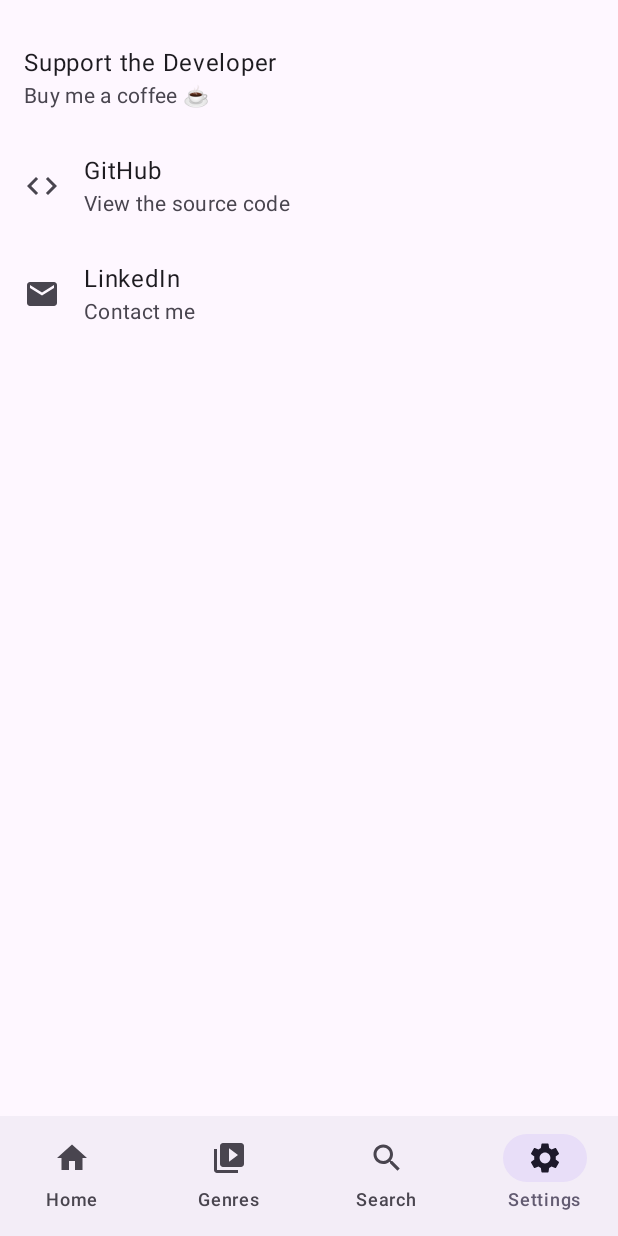
After one commit to shadowxdgamer/CimaMovieApp, an Android app built with Jetpack Compose: the SettingsScreen screen opened through its navigation route, on a phone screen of 412 x 824 dp. The commit adds this screen. Run offline under Robolectric (Android 15) with nearby library versions, the phone set to English and light mode, and no system bars; our stand-ins replace paging.

Commit message:
feat: Implement Bottom Navigation, Search, and Genres
This commit introduces a bottom navigation bar and new screens for searching and browsing movies by genre.

- **MainScreenView (formerly AppNavHost):**
    - Integrated a `Scaffold` with a `NavigationBar` for bottom navigation.
    - Navigation items include Home, Genres, Search, and Settings.
    - `NavHost` now manages navigation between these screens and existing movie detail/category views.
- **MovieViewModel:**
    - Added functionality to fetch movies by genre using `getMoviesByGenre`.
    - Implemented movie search:
        - `searchQuery` StateFlow to hold the current search term.
        - `searchResults` Flow to emit paged search results, debounced by 500ms.
        - `onSearchQueryChange` function to update the search query.
    - Added `genres` StateFlow, initialized from `GenreRepository`.
- **SearchScreen:**
    - New screen allowing users to search for movies.
    - Displays an `OutlinedTextField` for search input.
    - Shows search results in a `LazyVerticalGrid` using `MoviePosterCard`.
- **GenresScreen:**
    - New screen displaying a list of movie genres.
    - Genres are shown as `ElevatedSuggestionChip` items in a `LazyVerticalGrid`.
    - Clicking a genre navigates to `GenreResultScreen`.
- **GenreResultScreen:**
    - New screen to display movies belonging to a selected genre.
    - Fetches and displays movies using `viewModel.getMoviesByGenre`.
    - Uses a `TopAppBar` with the genre name and a back button.
- **SettingsScreen:**
    - New basic settings screen with clickable links for:
        - "Buy me a coffee"
        - GitHub profile
        - LinkedIn profile
- **Screen Sealed Class:**
    - Created `Screen.kt` to define navigation routes, labels, and icons for the bottom navigation items.
- **TMDBApi:**
    - Added `searchMovies` suspend function to fetch movies based on a query.
- **GenreRepository:**
    - Created a new object `GenreRepository` to provide a static list of movie genres.
- **Dependencies:**
    - Added `androidx.compose.material:material-icons-extended` for additional icons.
- **Removed:**
    - Deleted `HomeTopBar.kt` and `SearchField.kt` as their functionality is now integrated into `SearchScreen` and the top-level navigation structure.

```diff
--- a/app/build.gradle.kts
+++ b/app/build.gradle.kts
@@ -90,4 +90,7 @@ dependencies {
 
     // THIS LIBRARY CONTAINS THE 'items' FUNCTION FOR COMPOSE
     implementation("androidx.paging:paging-compose:3.3.0")
+    // Icons
+    implementation("androidx.compose.material:material-icons-extended")
+
 }
--- a/app/src/main/java/com/shadowxdgamer/movieapp/MainActivity.kt
+++ b/app/src/main/java/com/shadowxdgamer/movieapp/MainActivity.kt
@@ -8,7 +8,7 @@ class MainActivity : ComponentActivity() {
     override fun onCreate(savedInstanceState: Bundle?) {
         super.onCreate(savedInstanceState)
         setContent {
-            AppNavHost()
+            MainScreenView()
         }
     }
 }
--- /dev/null
+++ b/app/src/main/java/com/shadowxdgamer/movieapp/MainScreenView.kt
@@ -0,0 +1,117 @@
+package com.shadowxdgamer.movieapp
+
+import android.content.Intent
+import androidx.compose.foundation.layout.padding
+import androidx.compose.material3.ExperimentalMaterial3Api
+import androidx.compose.material3.Icon
+import androidx.compose.material3.NavigationBar
+import androidx.compose.material3.NavigationBarItem
+import androidx.compose.material3.Scaffold
+import androidx.compose.material3.Text
+import androidx.compose.runtime.Composable
+import androidx.compose.runtime.getValue
+import androidx.compose.ui.Modifier
+import androidx.compose.ui.platform.LocalContext
+import androidx.lifecycle.viewmodel.compose.viewModel
+import androidx.navigation.NavDestination.Companion.hierarchy
+import androidx.navigation.NavGraph.Companion.findStartDestination
+import androidx.navigation.NavType
+import androidx.navigation.compose.NavHost
+import androidx.navigation.compose.composable
+import androidx.navigation.compose.currentBackStackEntryAsState
+import androidx.navigation.compose.rememberNavController
+import androidx.navigation.navArgument
+import com.shadowxdgamer.movieapp.ui.screens.CategoryScreen
+import com.shadowxdgamer.movieapp.ui.screens.GenreResultScreen
+import com.shadowxdgamer.movieapp.ui.screens.GenresScreen
+import com.shadowxdgamer.movieapp.ui.screens.HomeScreen
+import com.shadowxdgamer.movieapp.ui.screens.SearchScreen
+import com.shadowxdgamer.movieapp.ui.screens.SettingsScreen
+import com.shadowxdgamer.movieapp.viewmodel.MovieViewModel
+
+@OptIn(ExperimentalMaterial3Api::class)
+@Composable
+fun MainScreenView() {
+    val navController = rememberNavController()
+    val viewModel: MovieViewModel = viewModel()
+    val context = LocalContext.current
+
+    val onMovieClick: (com.shadowxdgamer.movieapp.model.TmdbMovie) -> Unit = { movie ->
+        val urlToLoad = "https://vidsrc.cc/v3/embed/movie/${movie.id}"
+        val intent = Intent(context, PlayerActivity::class.java).apply {
+            putExtra("EMBED_URL", urlToLoad)
+        }
+        context.startActivity(intent)
+    }
+
+    Scaffold(
+        bottomBar = {
+            NavigationBar {
+                val navBackStackEntry by navController.currentBackStackEntryAsState()
+                val currentDestination = navBackStackEntry?.destination
+                val items = listOf(Screen.Home, Screen.Genres, Screen.Search, Screen.Settings)
+
+                items.forEach { screen ->
+                    NavigationBarItem(
+                        icon = { Icon(screen.icon, contentDescription = screen.label) },
+                        label = { Text(screen.label) },
+                        selected = currentDestination?.hierarchy?.any { it.route == screen.route } == true,
+                        onClick = {
+                            navController.navigate(screen.route) {
+                                popUpTo(navController.graph.findStartDestination().id) { saveState = true }
+                                launchSingleTop = true
+                                restoreState = true
+                            }
+                        }
+                    )
+                }
+            }
+        }
+    ) { innerPadding ->
+        NavHost(
+            navController,
+            startDestination = Screen.Home.route,
+            modifier = Modifier.padding(innerPadding)
+        ) {
+            composable(Screen.Home.route) {
+                HomeScreen(
+                    viewModel = viewModel,
+                    onMovieClick = onMovieClick,
+                    onSeeAllClick = { categoryTitle -> navController.navigate("category/$categoryTitle") }
+                )
+            }
+            composable(Screen.Genres.route) { GenresScreen(viewModel = viewModel, navController = navController) }
+            composable(Screen.Search.route) { SearchScreen(viewModel = viewModel, onMovieClick = onMovieClick) }
+            composable(Screen.Settings.route) { SettingsScreen() }
+
+            // Route for the "See All" screen
+            composable("category/{title}") { backStackEntry ->
+                val title = backStackEntry.arguments?.getString("title") ?: "Popular"
+                CategoryScreen(
+                    categoryTitle = title,
+                    viewModel = viewModel,
+                    onMovieClick = onMovieClick,
+                    onBackClick = { navController.popBackStack() }
+                )
+            }
+            //Genre screen navigation
+            composable(
+                "genre/{genreId}/{genreName}",
+                arguments = listOf(
+                    navArgument("genreId") { type = NavType.IntType },
+                    navArgument("genreName") { type = NavType.StringType }
+                )
+            ) { backStackEntry ->
+                val genreId = backStackEntry.arguments?.getInt("genreId") ?: 0
+                val genreName = backStackEntry.arguments?.getString("genreName") ?: ""
+                GenreResultScreen(
+                    genreId = genreId,
+                    genreName = genreName,
+                    viewModel = viewModel,
+                    onMovieClick = onMovieClick,
+                    onBackClick = { navController.popBackStack() }
+                )
+            }
+        }
+    }
+}
--- /dev/null
+++ b/app/src/main/java/com/shadowxdgamer/movieapp/ui/screens/SettingsScreen.kt
@@ -0,0 +1,46 @@
+package com.shadowxdgamer.movieapp.ui.screens
+
+import androidx.compose.foundation.clickable
+import androidx.compose.foundation.layout.Column
+import androidx.compose.foundation.layout.padding
+import androidx.compose.material.icons.Icons
+import androidx.compose.material.icons.filled.Code
+import androidx.compose.material.icons.filled.Email
+import androidx.compose.material3.Icon
+import androidx.compose.material3.ListItem
+import androidx.compose.material3.Text
+import androidx.compose.runtime.Composable
+import androidx.compose.ui.Modifier
+import androidx.compose.ui.platform.LocalUriHandler
+import androidx.compose.ui.unit.dp
+
+@Composable
+fun SettingsScreen() {
+    val uriHandler = LocalUriHandler.current
+
+    Column(modifier = Modifier.padding(vertical = 16.dp)) {
+        ListItem(
+            headlineContent = { Text("Support the Developer") },
+            supportingContent = { Text("Buy me a coffee ☕") },
+            modifier = Modifier.clickable {
+                uriHandler.openUri("https://www.buymeacoffee.com/shadowxdgamer")
+            }
+        )
+        ListItem(
+            headlineContent = { Text("GitHub") },
+            supportingContent = { Text("View the source code") },
+            leadingContent = { Icon(Icons.Default.Code, contentDescription = null) },
+            modifier = Modifier.clickable {
+                uriHandler.openUri("https://github.com/shadowxdgamer")
+            }
+        )
+        ListItem(
+            headlineContent = { Text("LinkedIn") },
+            supportingContent = { Text("Contact me") },
+            leadingContent = { Icon(Icons.Default.Email, contentDescription = null) },
+            modifier = Modifier.clickable {
+                uriHandler.openUri("https://www.linkedin.com/in/yassin-chaabani")
+            }
+        )
+    }
+}
--- a/app/src/main/java/com/shadowxdgamer/movieapp/viewmodel/MovieViewModel.kt
+++ b/app/src/main/java/com/shadowxdgamer/movieapp/viewmodel/MovieViewModel.kt
@@ -6,30 +6,70 @@ import androidx.paging.Pager
 import androidx.paging.PagingConfig
 import androidx.paging.PagingData
 import androidx.paging.cachedIn
+import com.shadowxdgamer.movieapp.model.Genre
 import com.shadowxdgamer.movieapp.model.TmdbMovie
+import com.shadowxdgamer.movieapp.model.TmdbMovieResponse
+import com.shadowxdgamer.movieapp.repository.GenreRepository
 import com.shadowxdgamer.movieapp.service.MoviePagingSource
 import com.shadowxdgamer.movieapp.service.TMDBApi
+import kotlinx.coroutines.FlowPreview
 import kotlinx.coroutines.flow.Flow
+import kotlinx.coroutines.flow.MutableStateFlow
+import kotlinx.coroutines.flow.StateFlow
+import kotlinx.coroutines.flow.debounce
+import kotlinx.coroutines.flow.flatMapLatest
+import kotlinx.coroutines.flow.flowOf
 
+@OptIn(FlowPreview::class)
+class MovieViewModel : ViewModel() {
 
-class MovieViewModel : ViewModel() {
-    // No longer need UiState or CategoryState for this!
+    // --- Paging for Home Screen and Category Screen ---
+    val popularMovies: Flow<PagingData<TmdbMovie>> = createMoviePager { page -> TMDBApi.fetchPopularMovies(page) }
+    val trendingMovies: Flow<PagingData<TmdbMovie>> = createMoviePager { page -> TMDBApi.fetchTrendingMovies(page) }
+    val nowPlayingMovies: Flow<PagingData<TmdbMovie>> = createMoviePager { page -> TMDBApi.fetchNowPlaying(page) }
 
-    // The ViewModel now exposes Flows of PagingData, which are memory-efficient
-    val popularMovies: Flow<PagingData<TmdbMovie>> = Pager(
-        config = PagingConfig(pageSize = 20), // How many items to load per page
-        pagingSourceFactory = { MoviePagingSource { page -> TMDBApi.fetchPopularMovies(page) } }
-    ).flow.cachedIn(viewModelScope) // cache results in ViewModelScope
+    private fun createMoviePager(apiCall: suspend (page: Int) -> TmdbMovieResponse): Flow<PagingData<TmdbMovie>> {
+        return Pager(
+            config = PagingConfig(pageSize = 20),
+            pagingSourceFactory = { MoviePagingSource(apiCall) }
+        ).flow.cachedIn(viewModelScope)
+    }
 
-    val trendingMovies: Flow<PagingData<TmdbMovie>> = Pager(
-        config = PagingConfig(pageSize = 20),
-        pagingSourceFactory = { MoviePagingSource { page -> TMDBApi.fetchTrendingMovies(page) } }
-    ).flow.cachedIn(viewModelScope)
+    // --- Genres ---
+    private val _genres = MutableStateFlow<List<Genre>>(emptyList())
+    val genres: StateFlow<List<Genre>> = _genres
 
-    val nowPlayingMovies: Flow<PagingData<TmdbMovie>> = Pager(
-        config = PagingConfig(pageSize = 20),
-        pagingSourceFactory = { MoviePagingSource { page -> TMDBApi.fetchNowPlaying(page) } }
-    ).flow.cachedIn(viewModelScope)
+    init {
+        _genres.value = GenreRepository.genres
+    }
 
-    // Add more for other categories as needed...
+    fun getMoviesByGenre(genreId: Int): Flow<PagingData<TmdbMovie>> {
+        return Pager(
+            config = PagingConfig(pageSize = 20),
+            pagingSourceFactory = {
+                MoviePagingSource { page -> TMDBApi.fetchMoviesByGenre(genreId, page) }
+            }
+        ).flow.cachedIn(viewModelScope)
+    }
+
+    // --- Search ---
+    private val _searchQuery = MutableStateFlow("")
+    val searchQuery: StateFlow<String> = _searchQuery
+
+    val searchResults: Flow<PagingData<TmdbMovie>> = _searchQuery
+        .debounce(500L) // Wait for 500ms of no new text
+        .flatMapLatest { query ->
+            if (query.isNotBlank()) {
+                Pager(
+                    config = PagingConfig(pageSize = 20),
+                    pagingSourceFactory = { MoviePagingSource { page -> TMDBApi.searchMovies(query, page) } }
+                ).flow
+            } else {
+                flowOf(PagingData.empty()) // Return empty results if query is blank
+            }
+        }.cachedIn(viewModelScope)
+
+    fun onSearchQueryChange(newQuery: String) {
+        _searchQuery.value = newQuery
+    }
 }
```
Also changed, not shown: app/src/main/java/com/shadowxdgamer/movieapp/AppNavHost.kt (deleted, +0 -59 lines), app/src/main/java/com/shadowxdgamer/movieapp/Screen.kt (added, +15 -0 lines), app/src/main/java/com/shadowxdgamer/movieapp/model/Genre.kt (added, +9 -0 lines), app/src/main/java/com/shadowxdgamer/movieapp/repository/GenreRepository.kt (added, +30 -0 lines), app/src/main/java/com/shadowxdgamer/movieapp/service/TmdbApi.kt (+7 -0 lines), app/src/main/java/com/shadowxdgamer/movieapp/ui/components/HomeTopBar.kt (deleted, +0 -52 lines), app/src/main/java/com/shadowxdgamer/movieapp/ui/components/SearchField.kt (deleted, +0 -22 lines), app/src/main/java/com/shadowxdgamer/movieapp/ui/screens/GenreResultScreen.kt (added, +79 -0 lines), app/src/main/java/com/shadowxdgamer/movieapp/ui/screens/GenresScreen.kt (added, +34 -0 lines), app/src/main/java/com/shadowxdgamer/movieapp/ui/screens/SearchScreen.kt (added, +59 -0 lines).
